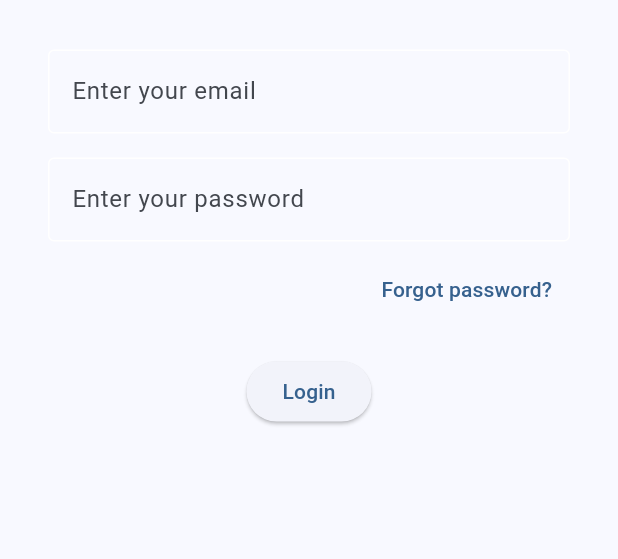
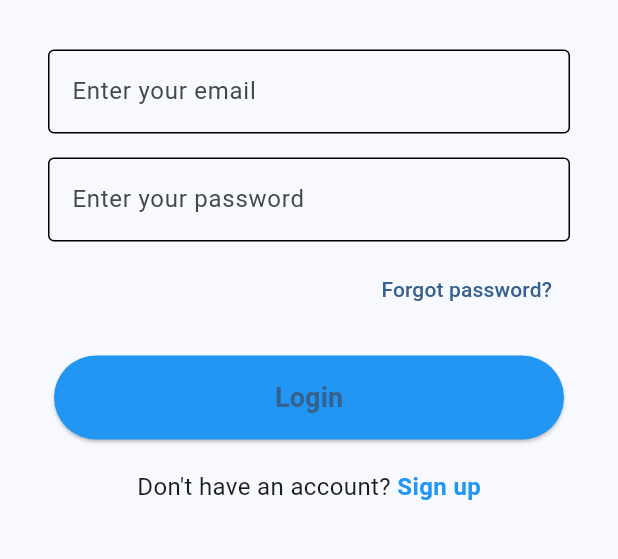
Before and after one commit to WDNUAI/vitaltracer-app, a Flutter app: the screen it shows after launch, on a phone screen of 412 x 824 dp, the part 492-1051 px from its top. Run offline on Flutter 3.47's test engine with Material 3 defaults, Android fonts, the phone set to English and light mode, and no system bars; our stand-ins replace settings_ui.

Commit message:
sign in page first commit

```diff
--- a/lib/screens/components/custom_textfield.dart
+++ b/lib/screens/components/custom_textfield.dart
@@ -22,7 +22,7 @@ class CustomTextField extends StatelessWidget {
         decoration: InputDecoration(
           hintText: hintText,
           enabledBorder: const OutlineInputBorder(
-            borderSide: BorderSide(color: Colors.white),
+            borderSide: BorderSide(color: Colors.black),
           ),
           focusedBorder: const OutlineInputBorder(
             borderSide: BorderSide(color: Colors.grey),
--- a/lib/screens/components/health_data_tile.dart
+++ b/lib/screens/components/health_data_tile.dart
@@ -29,7 +29,7 @@ class HealthDataTile extends StatelessWidget {
               color: Colors.grey.withOpacity(0.5),
               spreadRadius: 5,
               blurRadius: 7,
-              offset: Offset(0, 3),
+              offset: const Offset(0, 3),
             ),
           ],
         ),
--- a/lib/screens/hamburger.dart
+++ b/lib/screens/hamburger.dart
@@ -1,6 +1,5 @@
 import 'package:flutter/material.dart';
 import 'detailed_view_screen.dart';
-import 'components/health_data_tile.dart';
 import 'settings.dart';
 
 class HamburgerMenu extends StatelessWidget {
@@ -9,12 +8,12 @@ class HamburgerMenu extends StatelessWidget {
 //Forced me to use a value that is not null not sure consequences of VoidCallback are - was added using quick fix btn
 
 //Below Code creates clickable icon, position of icon is determined in the class where it is called
-  const HamburgerMenu({required this.onPressed});
+  const HamburgerMenu({super.key, required this.onPressed});
 
   @override
   Widget build(BuildContext context) {
     return IconButton(
-      icon: Icon(Icons.menu),
+      icon: const Icon(Icons.menu),
       onPressed: onPressed,
     );
   }
--- a/lib/screens/sign_in_screen.dart
+++ b/lib/screens/sign_in_screen.dart
@@ -1,6 +1,7 @@
 import 'package:flutter/material.dart';
+import 'package:vitaltracer_app/screens/Sign_Up_screen.dart';
+import 'package:vitaltracer_app/widgets/sign_up_widget.dart';
 import 'components/custom_textfield.dart';
-import 'user_data_config_screen.dart';
 
 class SignScreen extends StatelessWidget {
   const SignScreen({super.key});
@@ -62,24 +63,40 @@ class SignScreenContent extends StatelessWidget {
                   mainAxisAlignment: MainAxisAlignment.end,
                   children: [
                     TextButton(
-                      onPressed: () {
-                        // Handle forgot password logic
-                      },
+                      onPressed: () {},
                       child: const Text('Forgot password?'),
                     ),
                   ],
                 ),
               ),
               const SizedBox(height: 20),
-              ElevatedButton(
-                onPressed: () {
-                  Navigator.push(
-                    context,
-                    MaterialPageRoute(
-                        builder: (context) => const UserDataConfigScreen()),
-                  );
-                },
-                child: const Text('Login'),
+              signInSignUpButton(context, true, () {}),
+              const SizedBox(height: 20),
+              Row(
+                mainAxisAlignment: MainAxisAlignment.center,
+                children: [
+                  const Text(
+                    "Don't have an account? ",
+                    style: TextStyle(fontSize: 16),
+                  ),
+                  GestureDetector(
+                    onTap: () {
+                      Navigator.push(
+                        context,
+                        MaterialPageRoute(
+                            builder: (context) => const SignupScreen()),
+                      );
+                    },
+                    child: const Text(
+                      "Sign up",
+                      style: TextStyle(
+                        color: Colors.blue,
+                        fontSize: 16,
+                        fontWeight: FontWeight.bold,
+                      ),
+                    ),
+                  ),
+                ],
               ),
             ],
           ),
--- /dev/null
+++ b/lib/widgets/sign_up_widget.dart
@@ -0,0 +1,23 @@
+import 'package:flutter/material.dart';
+
+Container signInSignUpButton(
+    BuildContext context, bool isLogin, Function onTap) {
+  return Container(
+    width: MediaQuery.of(context).size.width,
+    padding: const EdgeInsets.symmetric(horizontal: 20),
+    child: ElevatedButton(
+      onPressed: () => onTap(),
+      style: ElevatedButton.styleFrom(
+        backgroundColor: isLogin ? Colors.blue : Colors.green,
+        padding: const EdgeInsets.symmetric(vertical: 15),
+      ),
+      child: Text(
+        isLogin ? 'Login' : 'Sign Up',
+        style: const TextStyle(
+          fontSize: 18,
+          fontWeight: FontWeight.bold,
+        ),
+      ),
+    ),
+  );
+}
--- a/pubspec.yaml
+++ b/pubspec.yaml
@@ -17,7 +17,7 @@ dependencies:
 dev_dependencies:
   flutter_test:
     sdk: flutter
-  flutter_lints: ^3.0.0
+  flutter_lints: ^4.0.0
 
 flutter:
   uses-material-design: true
```
Also changed, not shown: lib/screens/detailed_view_screen.dart (+6 -6 lines), lib/screens/home_screen.dart (+12 -0 lines), lib/screens/settings.dart (+12 -12 lines), lib/screens/sign_up_screen.dart (added, +81 -0 lines), lib/images/ecg.png (deleted), lib/images/heart.png (deleted), lib/images/temp.jpg (deleted), pubspec.lock, 2 other files.
